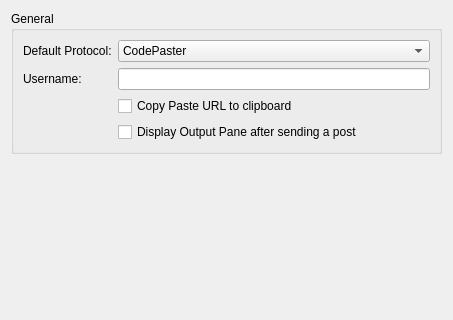
Above: src/plugins/cpaster/settingspage.ui from qt-creator/qt-creator before the change. Below: the same form after it.
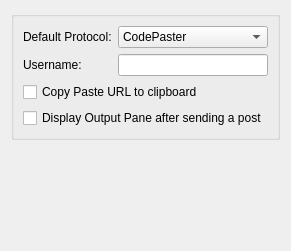
That is the form after the change.

Diff of the .ui file:
```diff
--- a/src/plugins/cpaster/settingspage.ui
+++ b/src/plugins/cpaster/settingspage.ui
@@ -2,14 +2,6 @@
 <ui version="4.0">
  <class>CodePaster::SettingsPage</class>
  <widget class="QWidget" name="CodePaster::SettingsPage">
-  <property name="geometry">
-   <rect>
-    <x>0</x>
-    <y>0</y>
-    <width>453</width>
-    <height>320</height>
-   </rect>
-  </property>
   <layout class="QVBoxLayout" name="verticalLayout">
    <item>
     <widget class="QGroupBox" name="groupBox">
@@ -19,9 +11,6 @@
        <verstretch>0</verstretch>
       </sizepolicy>
      </property>
-     <property name="title">
-      <string>General</string>
-     </property>
      <layout class="QFormLayout" name="formLayout">
       <item row="0" column="0">
        <widget class="QLabel" name="protocolLabel">
@@ -59,14 +48,14 @@
       <item row="1" column="1">
        <widget class="QLineEdit" name="userEdit"/>
       </item>
-      <item row="2" column="1">
+      <item row="2" column="0" colspan="2">
        <widget class="QCheckBox" name="clipboardBox">
         <property name="text">
          <string>Copy Paste URL to clipboard</string>
         </property>
        </widget>
       </item>
-      <item row="3" column="1">
+      <item row="3" column="0" colspan="2">
        <widget class="QCheckBox" name="displayBox">
         <property name="text">
          <string>Display Output Pane after sending a post</string>
```
